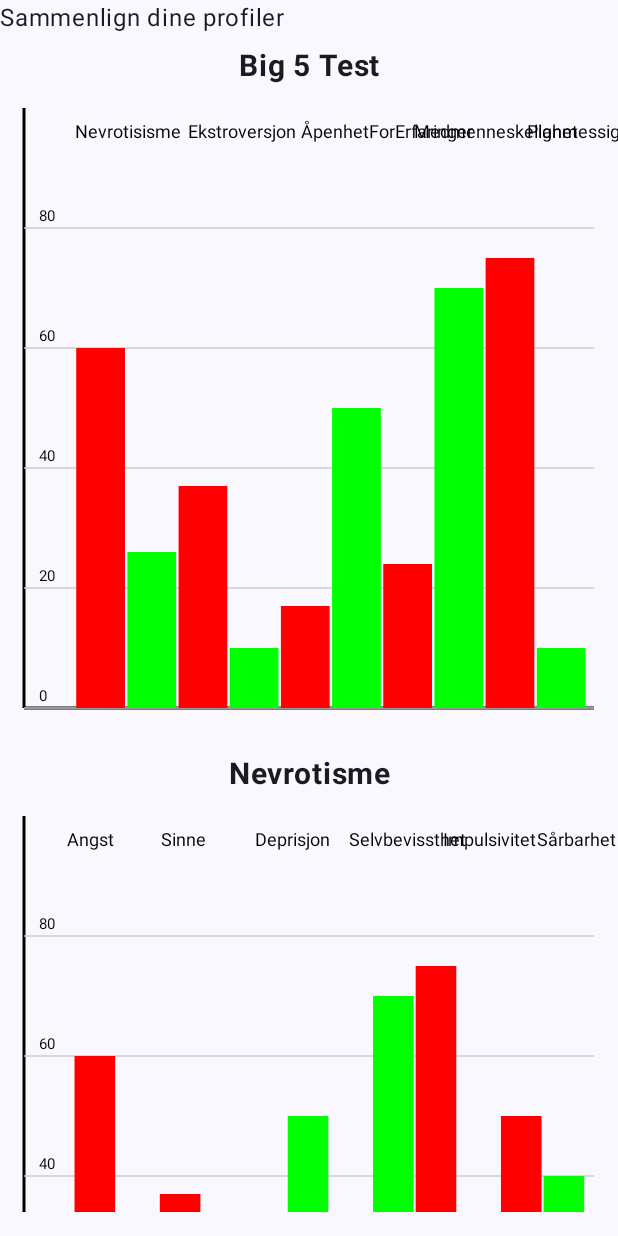
After one commit to Shoyo181/MOB3000, an Android app built with Jetpack Compose: the composable Sammenlign shown on its own in the app's theme, on a phone screen of 412 x 824 dp. The commit adds this screen. Run offline under Robolectric (Android 15) with nearby library versions, the phone set to English and light mode, and no system bars.

Commit message:
BarChart

```diff
--- a/app/build.gradle.kts
+++ b/app/build.gradle.kts
@@ -63,4 +63,5 @@ dependencies {
 
     val nav_version = "2.8.2"
     implementation("androidx.navigation:navigation-compose:$nav_version")
+    implementation("androidx.appcompat:appcompat:1.6.1")
 }
--- /dev/null
+++ b/app/src/main/java/com/example/mob3000/BarChart.kt
@@ -0,0 +1,162 @@
+package com.example.mob3000
+
+
+import androidx.compose.foundation.Canvas
+import androidx.compose.foundation.layout.Box
+import androidx.compose.foundation.layout.Spacer
+import androidx.compose.foundation.layout.fillMaxWidth
+import androidx.compose.foundation.layout.height
+import androidx.compose.foundation.layout.padding
+import androidx.compose.foundation.layout.wrapContentSize
+import androidx.compose.material3.Text
+import androidx.compose.runtime.Composable
+import androidx.compose.ui.Modifier
+import androidx.compose.ui.geometry.Offset
+import androidx.compose.ui.geometry.Size
+import androidx.compose.ui.graphics.Color
+import androidx.compose.ui.graphics.Paint
+import androidx.compose.ui.graphics.PaintingStyle
+import androidx.compose.ui.graphics.nativeCanvas
+import androidx.compose.ui.graphics.toArgb
+import androidx.compose.ui.text.TextStyle
+import androidx.compose.ui.text.font.FontStyle
+import androidx.compose.ui.text.font.FontWeight
+import androidx.compose.ui.unit.dp
+import androidx.compose.ui.unit.sp
+import androidx.core.view.indices
+import androidx.core.view.size
+import kotlin.text.toFloat
+
+
+@Composable
+fun BarChart(titel: String, data: List<List<Int>>, labels: List<String>) {
+    // Skriv ut tittelen
+    Text(
+        text = titel,
+        fontSize = 20.sp,
+        fontWeight = FontWeight.Bold,
+        textAlign = androidx.compose.ui.text.style.TextAlign.Center,
+        modifier = Modifier.padding(16.dp)
+            .fillMaxWidth()
+    )
+    Box(
+        modifier = Modifier
+            .wrapContentSize()
+            //.border(1.dp, Color.Gray) // Legg til en ramme
+    ){
+        // Litt mellomrom mellom tittelen og søylediagrammet
+        Spacer(modifier = Modifier.height(16.dp))
+
+        // Tegning søylediagrammet
+        Canvas(modifier = Modifier
+            .fillMaxWidth() // Fyll bredden på skjermen
+            .height(400.dp) // Angi en fast høyde
+        ) {
+            val width = size.width
+            val height = size.height
+            val sectionWidth = width / data[0].size * 0.9f
+
+
+            val paint = Paint().apply {
+                color = Color.Blue
+                style = PaintingStyle.Fill
+            }
+            val colors = listOf(Color.Red, Color.Green, Color.Blue, Color.Yellow, Color.Magenta)
+
+            // Tegn x-aksen
+            drawLine(
+                color = Color.Black,
+                start = Offset(0f, size.height),
+                end = Offset(size.width, size.height),
+                strokeWidth = 2.dp.toPx()
+            )
+
+            // Tegn y-aksen
+            drawLine(
+                color = Color.Black,
+                start = Offset(0f, 0f),
+                end = Offset(0f, size.height),
+                strokeWidth = 2.dp.toPx()
+            )
+
+            // Tegner etiketter på x-aksen - labels
+            val textStyle = TextStyle(
+                color = Color.Black,
+                fontSize = 12.sp,
+                fontStyle = FontStyle.Italic // Sett skråstil
+            )
+
+            for (i in data[0].indices) {
+                val x = i * (sectionWidth * 1.1f) + (sectionWidth / 2)  // Plasser etiketten i midten av hver bar
+                val y = 20.dp.toPx() // Plasser etiketten på toppen av Canvas i x-aksen
+                drawContext.canvas.nativeCanvas.drawText(
+                    labels[i],
+                    x,
+                    y,
+                    android.graphics.Paint().apply {
+                        color = textStyle.color.toArgb()
+                        textSize = textStyle.fontSize.toPx()
+                    }
+                )
+            }
+
+            // Tegner etiketter på y-aksen - tall basert på data
+            // Finn maksverdi i data og rund opp til nærmeste 10-er
+            val maxValue = data.flatten().maxOrNull() ?: 0
+            val yAxisMax = (maxValue + 9) / 10 * 10
+
+            // Tegn y-akse linjer og tall
+            for (i in 0..4) {
+                val yValue = yAxisMax * i / 4 // Beregn y-verdi for linjen
+                val yPosition =
+                    size.height - (yValue.toFloat() / yAxisMax * size.height * 0.8f) // Beregn y-posisjon på Canvas
+
+                // Tegn linje
+                drawLine(
+                    color = Color.LightGray, // Eller annen farge du ønsker
+                    start = Offset(0f, yPosition),
+                    end = Offset(size.width, yPosition),
+                    strokeWidth = 1.dp.toPx()
+                )
+
+                // Tegn tall
+                drawContext.canvas.nativeCanvas.drawText(
+                    yValue.toString(),
+                    10.dp.toPx(), // Juster x-posisjon etter behov
+                    yPosition - 5.dp.toPx(), // Juster y-posisjon etter behov
+                    android.graphics.Paint().apply {
+                        color = Color.Black.toArgb()
+                        textSize = 10.sp.toPx()
+                    }
+                )
+            }
+
+            // Beregner total bredde for alle søyler
+            val totalBarWidth = width * 0.8f // Bruk 80% av bredden til søylene
+            val numColumnsPerSection = data.size // Antall søyler per "seksjon"
+            val barWidth = (sectionWidth / numColumnsPerSection) * 0.95f // Bredde for hver søyle
+
+            // Tegning søylene i diagrammet
+            for (i in data.indices) {
+                val x = i * barWidth + (barWidth * 0.2f) + 40 // Beregn x-posisjon for søylen
+
+                // Tegn søyler for hvert datasett
+                var currentHeight = 0f
+
+                for (j in data[i].indices) {
+                    val barHeight = data[i][j].toFloat() / yAxisMax * size.height * 0.8f
+                    val top = size.height - currentHeight - barHeight
+
+                    val datasetX = (x + j * (barWidth * 2)) * 1.05f // Beregn x-posisjon for datasettet  -- ikke ferdig!!! TODO
+
+                    drawRect(
+                        color = colors[i],
+                        topLeft = Offset(datasetX, top),
+                        size = Size(barWidth, barHeight)
+                    )
+                    //currentHeight += barHeight
+                }
+            }
+        }
+    }
+}
--- a/app/src/main/java/com/example/mob3000/MainActivity.kt
+++ b/app/src/main/java/com/example/mob3000/MainActivity.kt
@@ -4,6 +4,7 @@ import PersonListScreen
 import android.os.Bundle
 import androidx.activity.ComponentActivity
 import androidx.activity.compose.setContent
+import androidx.compose.foundation.background
 import androidx.compose.foundation.layout.Arrangement
 import androidx.compose.foundation.layout.Box
 import androidx.compose.foundation.layout.Column
@@ -31,6 +32,7 @@ import androidx.compose.material3.Text
 import androidx.compose.runtime.saveable.rememberSaveable
 import androidx.compose.ui.Alignment
 import androidx.compose.ui.Modifier
+import androidx.compose.ui.graphics.Color
 import androidx.compose.ui.graphics.vector.ImageVector
 import androidx.compose.ui.unit.dp
 import androidx.navigation.NavHostController
@@ -127,9 +129,9 @@ fun MyApp() {
             composable("Profiler") {
                 PersonListScreen(Modifier.padding(innerPadding))
             }
-            /*composable("Sammenlign") {
-                Sammenlign(Modifier.padding(innerPadding)
-            }*/
+            composable("Sammenlign") {
+                Sammenlign(Modifier.padding(innerPadding))
+            }
         }
     }
 
--- /dev/null
+++ b/app/src/main/java/com/example/mob3000/Sammenlign.kt
@@ -0,0 +1,63 @@
+package com.example.mob3000
+
+import android.view.ViewGroup
+import androidx.compose.foundation.background
+import androidx.compose.foundation.layout.Arrangement
+import androidx.compose.foundation.layout.Box
+import androidx.compose.foundation.layout.fillMaxWidth
+import androidx.compose.foundation.layout.padding
+import androidx.compose.foundation.lazy.LazyColumn
+import androidx.compose.material3.Text
+import androidx.compose.runtime.Composable
+import androidx.compose.runtime.remember
+import androidx.compose.ui.Modifier
+import androidx.compose.ui.graphics.Color
+import androidx.compose.ui.graphics.vector.PathNode
+import androidx.compose.ui.unit.dp
+
+
+// side for å vise frem sammenligning
+@Composable
+fun Sammenlign(modifier: Modifier){
+    Text(
+        text = "Sammenlign dine profiler"
+    )
+
+    val data1 = listOf(
+        listOf(60, 37, 17, 24, 75), // Data for første søyle
+        listOf(26, 10, 50, 70, 10), // Data for andre søyle
+
+    )
+    val data2 = listOf(
+        listOf(60, 37, 17, 24, 75, 50), // Data for første søyle
+        listOf(26, 10, 50, 70, 10, 40), // Data for andre søyle
+        // ... (data for flere søyler)
+    )
+    val data3 = listOf(
+        listOf(10, 20, 35, 40, 50, 60), // Data for første søyle
+        listOf(60, 10, 50, 70, 40, 40) // Data for andre søyle
+    )
+
+    val data1Labels = remember { listOf("Nevrotisisme", "Ekstroversjon", "ÅpenhetForErfaringer", "Medmenneskelighet", "Planmessighet") }
+    val data2Labels = remember { listOf("Angst", "Sinne", "Deprisjon", "Selvbevissthet", "Impulsivitet", "Sårbarhet") }
+    val data3Labels = remember { listOf("1", "2", "3", "4", "5", "6") }
+
+    LazyColumn(
+        modifier = Modifier.padding(16.dp), // Padding rundt LazyColumn
+        verticalArrangement = Arrangement.spacedBy(16.dp) // Mellomrom mellom items
+    ) {
+        item {
+            BarChart("Big 5 Test",data1, data1Labels)
+        }
+        item {
+            BarChart("Nevrotisme",data2, data2Labels)
+        }
+        item {
+            BarChart("Test",data3, data3Labels)
+        }
+        item {
+            BarChart("Test",data3, data3Labels)
+        }
+    }
+
+}
```
